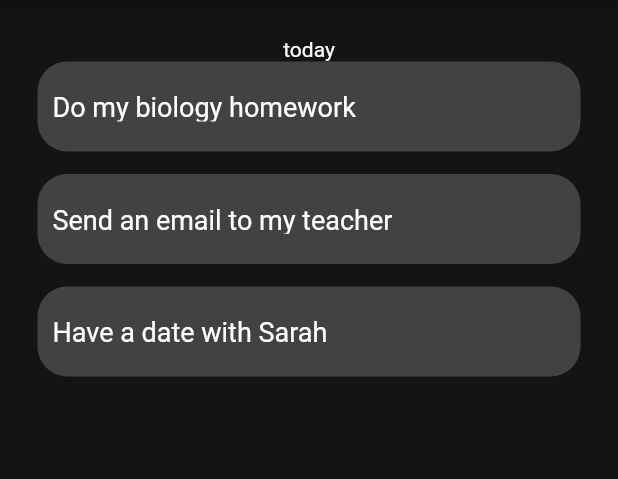
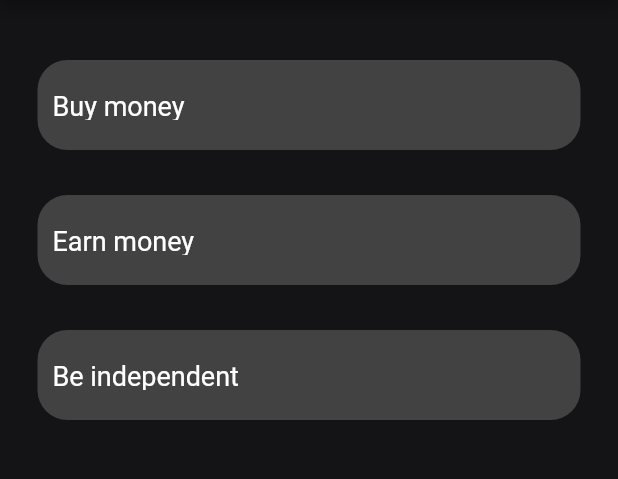
Before and after one commit to iluv27/to_do, a Flutter app: the screen it shows after launch, on a phone screen of 412 x 824 dp, the part 105-584 px from its top. Run offline on Flutter 3.47's test engine with Material 2 defaults, Android fonts, the phone set to English and light mode, and no system bars; our stand-ins replace font_awesome_flutter.

Commit message:
new commit

```diff
--- a/lib/Lists.dart/add_list_widget.dart
+++ b/lib/Lists.dart/add_list_widget.dart
@@ -1 +1,18 @@
-class AddList {}
+import 'package:flutter/cupertino.dart';
+import 'package:to_do/containers.dart';
+
+class CreateList {
+  List<TodoContainers> addNewList = [
+    TodoContainers(todoText: 'Buy money'),
+    TodoContainers(todoText: 'Earn money'),
+    TodoContainers(todoText: 'Be independent'),
+  ];
+  int get listCount {
+    return addNewList.length;
+  }
+
+  void addToCreateList(String newTodoText) {
+    final newList = TodoContainers(todoText: newTodoText);
+    addNewList.add(newList);
+  }
+}
--- a/lib/Screens/items_added.dart
+++ b/lib/Screens/items_added.dart
@@ -4,6 +4,7 @@ import 'package:flutter/material.dart';
 import 'package:font_awesome_flutter/font_awesome_flutter.dart';
 import 'package:to_do/Screens/add_list.dart';
 import 'package:to_do/constants.dart';
+import 'package:to_do/Lists.dart/add_list_widget.dart';
 import 'package:to_do/containers.dart';
 
 class AddItems extends StatefulWidget {
@@ -14,6 +15,7 @@ class AddItems extends StatefulWidget {
 }
 
 class _AddItemsState extends State<AddItems> {
+  CreateList createList = CreateList();
   @override
   Widget build(BuildContext context) {
     return Scaffold(
@@ -42,34 +44,22 @@ class _AddItemsState extends State<AddItems> {
           ),
         ],
       ),
-      body: Column(
-        children: [
-          Padding(
-            padding: const EdgeInsets.all(25.0),
-            child: Column(
+      body: Padding(
+        padding: const EdgeInsets.all(25.0),
+        child: ListView.builder(
+          itemBuilder: (context, index) {
+            return Column(
               children: [
-                Text('today'),
-                TodoContainers(
-                    todoTexts: Text(
-                  'Do my biology homework',
-                  style: TextStyle(fontSize: 18),
-                )),
-                kSpaces,
-                TodoContainers(
-                    todoTexts: Text(
-                  'Send an email to my teacher',
-                  style: TextStyle(fontSize: 18),
-                )),
-                kSpaces,
-                TodoContainers(
-                    todoTexts: Text(
-                  'Have a date with Sarah',
-                  style: TextStyle(fontSize: 18),
-                ))
+                Column(
+                  children: [
+                    createList.addNewList[index],
+                  ],
+                ),
               ],
-            ),
-          )
-        ],
+            );
+          },
+          itemCount: createList.listCount,
+        ),
       ),
     );
   }
--- a/lib/containers.dart
+++ b/lib/containers.dart
@@ -5,9 +5,33 @@ import 'constants.dart';
 
 // This is the container for the todo list page
 class TodoContainers extends StatelessWidget {
-  Widget? todoTexts;
+  String todoText;
 
-  TodoContainers({super.key, this.todoTexts});
+  TodoContainers({super.key, required this.todoText});
+
+  @override
+  Widget build(BuildContext context) {
+    return Padding(
+      padding: const EdgeInsets.symmetric(vertical: 15.0),
+      child: GestureDetector(
+        child: Container(
+            decoration: kContainerDecoration,
+            padding: const EdgeInsets.symmetric(vertical: 20.0, horizontal: 10),
+            height: 60,
+            width: double.infinity,
+            child: Text(
+              todoText,
+              style: TextStyle(fontSize: 18),
+            )),
+      ),
+    );
+  }
+}
+
+class AddTodoContainers extends StatelessWidget {
+  Widget? todoWidget;
+
+  AddTodoContainers({super.key, this.todoWidget});
 
   @override
   Widget build(BuildContext context) {
@@ -16,7 +40,7 @@ class TodoContainers extends StatelessWidget {
         padding: const EdgeInsets.symmetric(vertical: 20.0, horizontal: 10),
         height: 60,
         width: double.infinity,
-        child: todoTexts);
+        child: todoWidget);
   }
 }
 
```
Also changed, not shown: lib/Screens/add_list.dart (+11 -9 lines).
